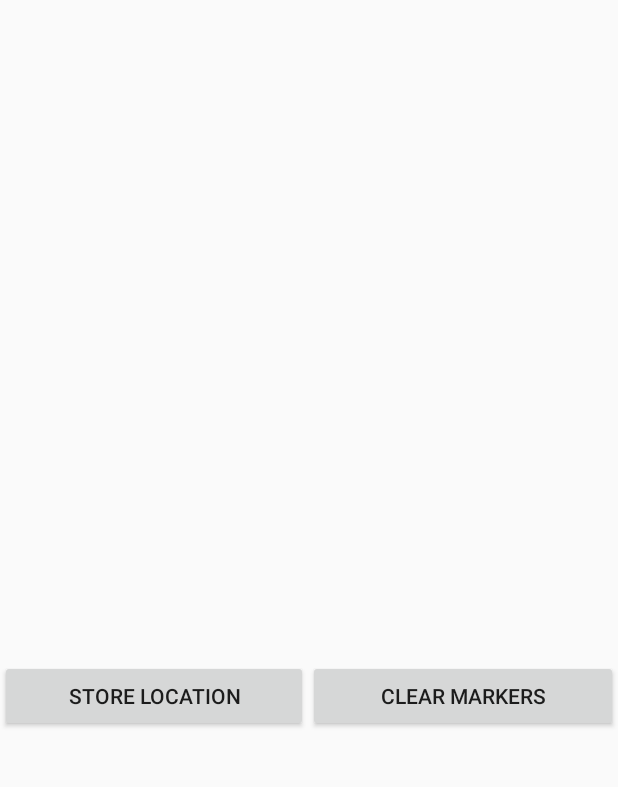
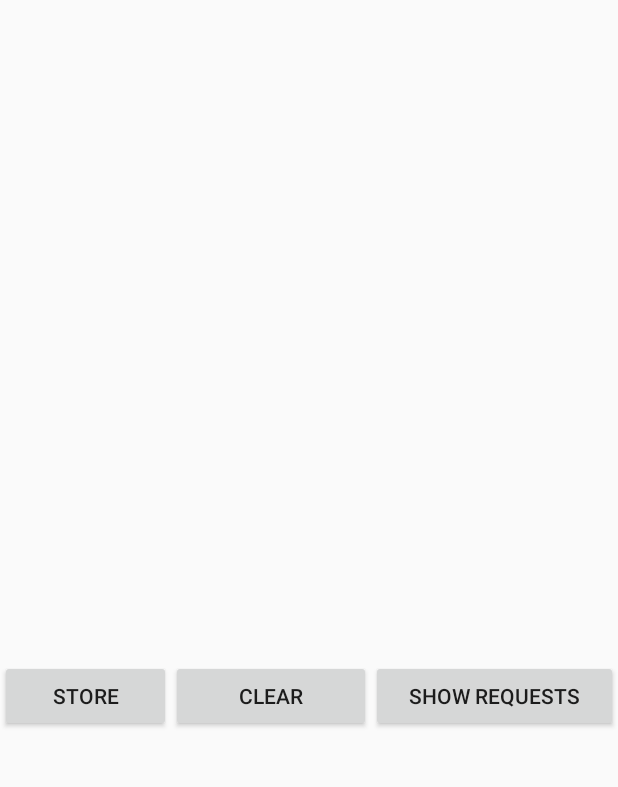
Before and after one commit to darrencl95/Pickup, an Android app: the screen it shows after launch once a user with an empty profile is signed in (MainActivity), on a phone screen of 412 x 824 dp, the part 128-915 px from its top. Run offline under Robolectric (Android 15) with nearby library versions, the phone set to English and light mode, and no system bars; our stand-ins replace Firebase (no records; nobody signed in at launch, a user with empty details on screens opened directly).

Commit message:
Added show requested locations

```diff
--- a/app/src/main/res/layout/activity_main.xml
+++ b/app/src/main/res/layout/activity_main.xml
@@ -31,14 +31,21 @@
             android:layout_alignParentBottom="true"
             android:layout_centerHorizontal="true"
             android:layout_weight="1"
-            android:text="Store Location" />
+            android:text="Store" />
 
         <Button
             android:id="@+id/clearButton"
-            android:layout_width="140dp"
+            android:layout_width="wrap_content"
+            android:layout_height="wrap_content"
+            android:text="Clear"
+            android:layout_weight="1.70" />
+
+        <Button
+            android:id="@+id/showRequestsButton"
+            android:layout_width="wrap_content"
             android:layout_height="wrap_content"
             android:layout_weight="1"
-            android:text="Clear markers" />
+            android:text="Show Requests" />
     </LinearLayout>
 
 </LinearLayout>
```
Also changed, not shown: app/src/main/java/com/pickup/pickup/controller/MainActivity.java (+35 -1 lines).
